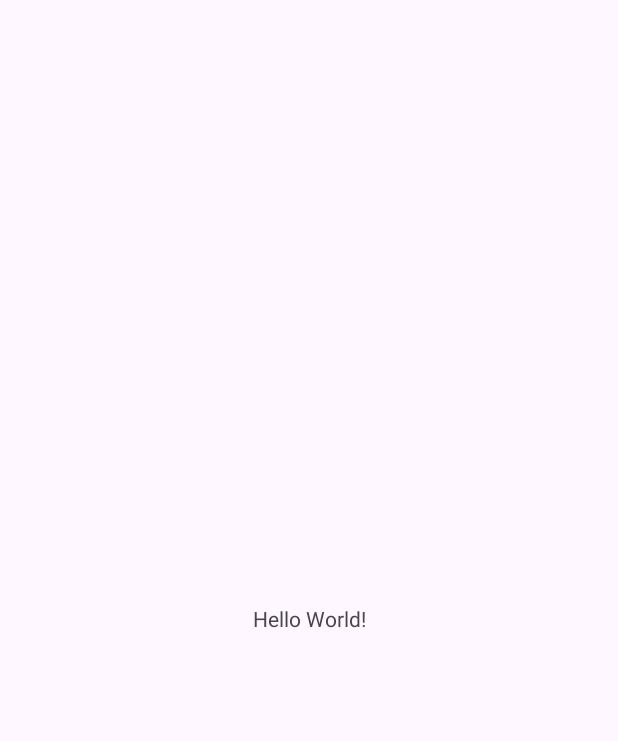
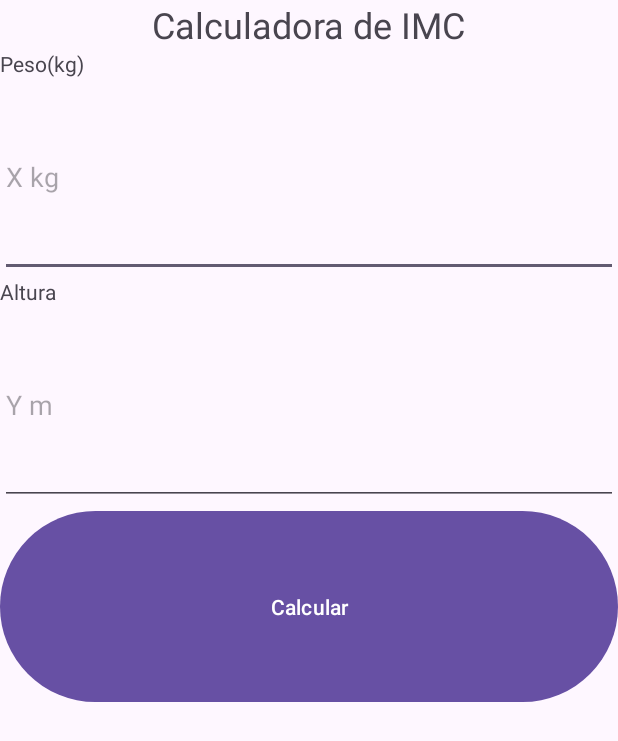
Before and after one commit to NatVansuita/PDM, an Android app: the screen it shows after launch (MainActivity), on a phone screen of 412 x 824 dp. Before the commit the part shown is almost empty. Shown: the top 741 px of the screen. Run offline under Robolectric (Android 15) with nearby library versions, the phone set to English and light mode, and no system bars.

Commit message:
Estrutura da calculadora

```diff
--- a/app/src/main/res/layout/activity_main.xml
+++ b/app/src/main/res/layout/activity_main.xml
@@ -1,19 +1,66 @@
 <?xml version="1.0" encoding="utf-8"?>
-<androidx.constraintlayout.widget.ConstraintLayout xmlns:android="http://schemas.android.com/apk/res/android"
+<LinearLayout xmlns:android="http://schemas.android.com/apk/res/android"
     xmlns:app="http://schemas.android.com/apk/res-auto"
     xmlns:tools="http://schemas.android.com/tools"
     android:id="@+id/main"
     android:layout_width="match_parent"
     android:layout_height="match_parent"
+    android:orientation="vertical"
     tools:context=".MainActivity">
 
     <TextView
+        android:id="@+id/idTitulo"
         android:layout_width="wrap_content"
         android:layout_height="wrap_content"
-        android:text="Hello World!"
-        app:layout_constraintBottom_toBottomOf="parent"
-        app:layout_constraintEnd_toEndOf="parent"
-        app:layout_constraintStart_toStartOf="parent"
-        app:layout_constraintTop_toTopOf="parent" />
+        android:layout_gravity="center"
+        android:layout_weight="0"
+        android:text="Calculadora de IMC"
+        android:textSize="24sp" />
 
-</androidx.constraintlayout.widget.ConstraintLayout>
+    <TextView
+        android:id="@+id/idPeso"
+        android:layout_width="match_parent"
+        android:layout_height="wrap_content"
+        android:layout_weight="0"
+        android:text="Peso(kg)" />
+
+    <EditText
+        android:id="@+id/TTkg"
+        android:layout_width="match_parent"
+        android:layout_height="wrap_content"
+        android:layout_weight="0.1"
+        android:ems="10"
+        android:hint="X kg"
+        android:inputType="text" />
+
+    <TextView
+        android:id="@+id/tVAltura"
+        android:layout_width="match_parent"
+        android:layout_height="wrap_content"
+        android:layout_weight="0"
+        android:text="Altura" />
+
+    <EditText
+        android:id="@+id/TTm"
+        android:layout_width="match_parent"
+        android:layout_height="wrap_content"
+        android:layout_weight="0.1"
+        android:ems="10"
+        android:hint="Y m"
+        android:inputType="text" />
+
+    <Button
+        android:id="@+id/button4"
+        android:layout_width="match_parent"
+        android:layout_height="wrap_content"
+        android:layout_weight="0.1"
+        android:text="Calcular" />
+
+    <ImageView
+        android:id="@+id/imageView"
+        android:layout_width="match_parent"
+        android:layout_height="wrap_content"
+        android:layout_weight="0.4"
+        tools:srcCompat="@tools:sample/avatars" />
+
+</LinearLayout>
```
